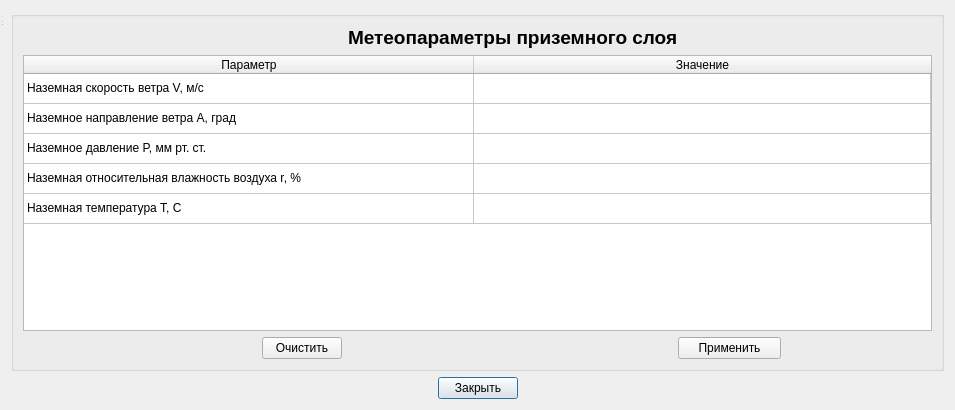
Before: the Qt Designer form GroundMeteoParams.ui in Pobryakushka/MMK, drawn with Qt 5.
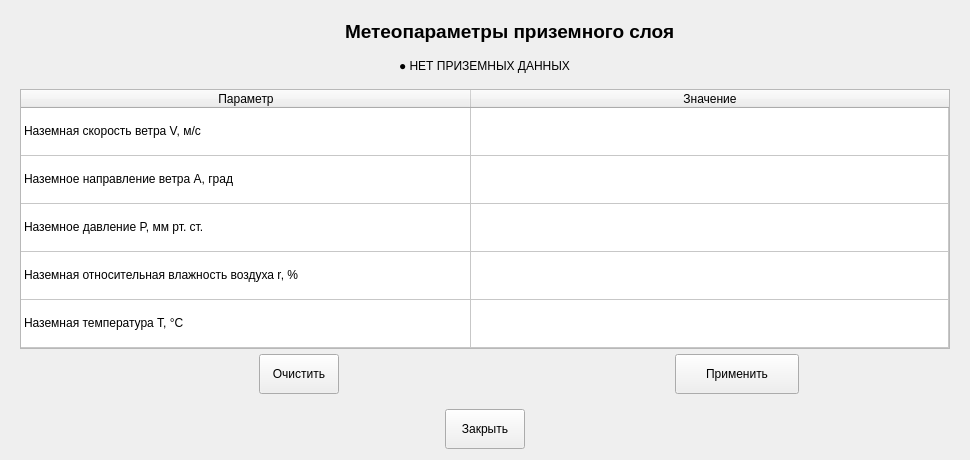
After: the same form once the commit is applied.

Commit message:
Добавлен интерфейс исходных данных и библиотека экранной клавиатуры.
БАГ со входом в меню приземные метеопараметры

Patch:
```diff
--- a/GroundMeteoParams.ui
+++ b/GroundMeteoParams.ui
@@ -1,19 +1,25 @@
 <?xml version="1.0" encoding="UTF-8"?>
 <ui version="4.0">
  <class>GroundMeteoParams</class>
- <widget class="QDialog" name="GroundMeteoParams">
+ <widget class="QWidget" name="GroundMeteoParams">
+  <property name="sizePolicy">
+   <sizepolicy hsizetype="Expanding" vsizetype="Expanding">
+    <horstretch>0</horstretch>
+    <verstretch>0</verstretch>
+   </sizepolicy>
+  </property>
   <property name="geometry">
    <rect>
     <x>0</x>
     <y>0</y>
-    <width>955</width>
-    <height>410</height>
+    <width>970</width>
+    <height>460</height>
    </rect>
   </property>
   <property name="minimumSize">
    <size>
-    <width>955</width>
-    <height>410</height>
+    <width>970</width>
+    <height>460</height>
    </size>
   </property>
   <property name="windowTitle">
@@ -37,6 +43,12 @@
      </item>
      <item row="1" column="1">
       <widget class="QPushButton" name="btnGroundParamsClose">
+       <property name="minimumSize">
+        <size>
+         <width>0</width>
+         <height>40</height>
+        </size>
+       </property>
        <property name="text">
         <string>Закрыть</string>
        </property>
@@ -60,6 +72,9 @@
        <property name="title">
         <string/>
        </property>
+       <property name="styleSheet">
+        <string notr="true">QGroupBox { border: none; }</string>
+       </property>
        <layout class="QGridLayout" name="gridLayout">
         <item row="0" column="0" colspan="2">
          <spacer name="horizontalSpacer">
@@ -74,39 +89,6 @@
           </property>
          </spacer>
         </item>
-        <item row="2" column="5">
-         <spacer name="horizontalSpacer_8">
-          <property name="orientation">
-           <enum>Qt::Horizontal</enum>
-          </property>
-          <property name="sizeHint" stdset="0">
-           <size>
-            <width>145</width>
-            <height>20</height>
-           </size>
-          </property>
-         </spacer>
-        </item>
-        <item row="2" column="3" colspan="2">
-         <widget class="QPushButton" name="btnGroundParamsApply">
-          <property name="text">
-           <string>Применить</string>
-          </property>
-         </widget>
-        </item>
-        <item row="2" column="2">
-         <spacer name="horizontalSpacer_7">
-          <property name="orientation">
-           <enum>Qt::Horizontal</enum>
-          </property>
-          <property name="sizeHint" stdset="0">
-           <size>
-            <width>255</width>
-            <height>20</height>
-           </size>
-          </property>
-         </spacer>
-        </item>
         <item row="0" column="4">
          <spacer name="horizontalSpacer_2">
           <property name="orientation">
@@ -120,25 +102,6 @@
           </property>
          </spacer>
         </item>
-        <item row="2" column="1">
-         <widget class="QPushButton" name="btnGroundParamsClear">
-          <property name="sizePolicy">
-           <sizepolicy hsizetype="Fixed" vsizetype="Fixed">
-            <horstretch>0</horstretch>
-            <verstretch>0</verstretch>
-           </sizepolicy>
-          </property>
-          <property name="minimumSize">
-           <size>
-            <width>0</width>
-            <height>0</height>
-           </size>
-          </property>
-          <property name="text">
-           <string>Очистить</string>
-          </property>
-         </widget>
-        </item>
         <item row="0" column="2" colspan="2">
          <widget class="QLabel" name="lblGroundParams">
           <property name="font">
@@ -156,29 +119,50 @@
           </property>
          </widget>
         </item>
-        <item row="2" column="0">
-         <spacer name="horizontalSpacer_5">
-          <property name="orientation">
-           <enum>Qt::Horizontal</enum>
-          </property>
-          <property name="sizeHint" stdset="0">
+        <item row="1" column="0" colspan="6" alignment="Qt::AlignHCenter">
+         <widget class="QLabel" name="lblStatusPill">
+          <property name="minimumSize">
            <size>
-            <width>220</width>
-            <height>20</height>
+            <width>0</width>
+            <height>34</height>
            </size>
           </property>
-         </spacer>
+          <property name="text">
+           <string>● НЕТ ПРИЗЕМНЫХ ДАННЫХ</string>
+          </property>
+          <property name="alignment">
+           <set>Qt::AlignCenter</set>
+          </property>
+         </widget>
         </item>
-        <item row="1" column="0" colspan="6">
+        <item row="2" column="0" colspan="6">
          <widget class="QTableWidget" name="tableWidget_GroundParams">
+          <property name="minimumSize">
+           <size>
+            <width>0</width>
+            <height>260</height>
+           </size>
+          </property>
           <property name="layoutDirection">
            <enum>Qt::LeftToRight</enum>
           </property>
           <property name="autoFillBackground">
            <bool>false</bool>
           </property>
+          <property name="editTriggers">
+           <set>QAbstractItemView::AllEditTriggers</set>
+          </property>
+          <property name="alternatingRowColors">
+           <bool>false</bool>
+          </property>
+          <property name="selectionMode">
+           <enum>QAbstractItemView::SingleSelection</enum>
+          </property>
+          <property name="showGrid">
+           <bool>true</bool>
+          </property>
           <property name="cornerButtonEnabled">
-           <bool>true</bool>
+           <bool>false</bool>
           </property>
           <property name="columnCount">
            <number>2</number>
@@ -196,7 +180,7 @@
            <bool>true</bool>
           </attribute>
           <attribute name="horizontalHeaderShowSortIndicator" stdset="0">
-           <bool>true</bool>
+           <bool>false</bool>
           </attribute>
           <attribute name="horizontalHeaderStretchLastSection">
            <bool>true</bool>
@@ -210,6 +194,9 @@
           <attribute name="verticalHeaderStretchLastSection">
            <bool>false</bool>
           </attribute>
+          <attribute name="verticalHeaderDefaultSectionSize">
+           <number>48</number>
+          </attribute>
           <row>
            <property name="text">
             <string/>
@@ -279,7 +266,7 @@
           </item>
           <item row="4" column="0">
            <property name="text">
-            <string>Наземная температура T, C</string>
+            <string>Наземная температура T, °C</string>
            </property>
            <property name="flags">
             <set>ItemIsSelectable|ItemIsDragEnabled|ItemIsDropEnabled|ItemIsUserCheckable|ItemIsEnabled</set>
@@ -287,22 +274,83 @@
           </item>
          </widget>
         </item>
+        <item row="3" column="0">
+         <spacer name="horizontalSpacer_5">
+          <property name="orientation">
+           <enum>Qt::Horizontal</enum>
+          </property>
+          <property name="sizeHint" stdset="0">
+           <size>
+            <width>220</width>
+            <height>20</height>
+           </size>
+          </property>
+         </spacer>
+        </item>
+        <item row="3" column="1">
+         <widget class="QPushButton" name="btnGroundParamsClear">
+          <property name="sizePolicy">
+           <sizepolicy hsizetype="Fixed" vsizetype="Fixed">
+            <horstretch>0</horstretch>
+            <verstretch>0</verstretch>
+           </sizepolicy>
+          </property>
+          <property name="minimumSize">
+           <size>
+            <width>0</width>
+            <height>40</height>
+           </size>
+          </property>
+          <property name="text">
+           <string>Очистить</string>
+          </property>
+         </widget>
+        </item>
+        <item row="3" column="2">
+         <spacer name="horizontalSpacer_7">
+          <property name="orientation">
+           <enum>Qt::Horizontal</enum>
+          </property>
+          <property name="sizeHint" stdset="0">
+           <size>
+            <width>255</width>
+            <height>20</height>
+           </size>
+          </property>
+         </spacer>
+        </item>
+        <item row="3" column="3" colspan="2">
+         <widget class="QPushButton" name="btnGroundParamsApply">
+          <property name="minimumSize">
+           <size>
+            <width>0</width>
+            <height>40</height>
+           </size>
+          </property>
+          <property name="text">
+           <string>Применить</string>
+          </property>
+         </widget>
+        </item>
+        <item row="3" column="5">
+         <spacer name="horizontalSpacer_8">
+          <property name="orientation">
+           <enum>Qt::Horizontal</enum>
+          </property>
+          <property name="sizeHint" stdset="0">
+           <size>
+            <width>145</width>
+            <height>20</height>
+           </size>
+          </property>
+         </spacer>
+        </item>
        </layout>
       </widget>
      </item>
     </layout>
    </item>
   </layout>
-  <widget class="QStatusBar" name="statusbar">
-   <property name="geometry">
-    <rect>
-     <x>0</x>
-     <y>0</y>
-     <width>3</width>
-     <height>27</height>
-    </rect>
-   </property>
-  </widget>
  </widget>
  <resources/>
  <connections/>
```
The commit also changes 10 other files.
